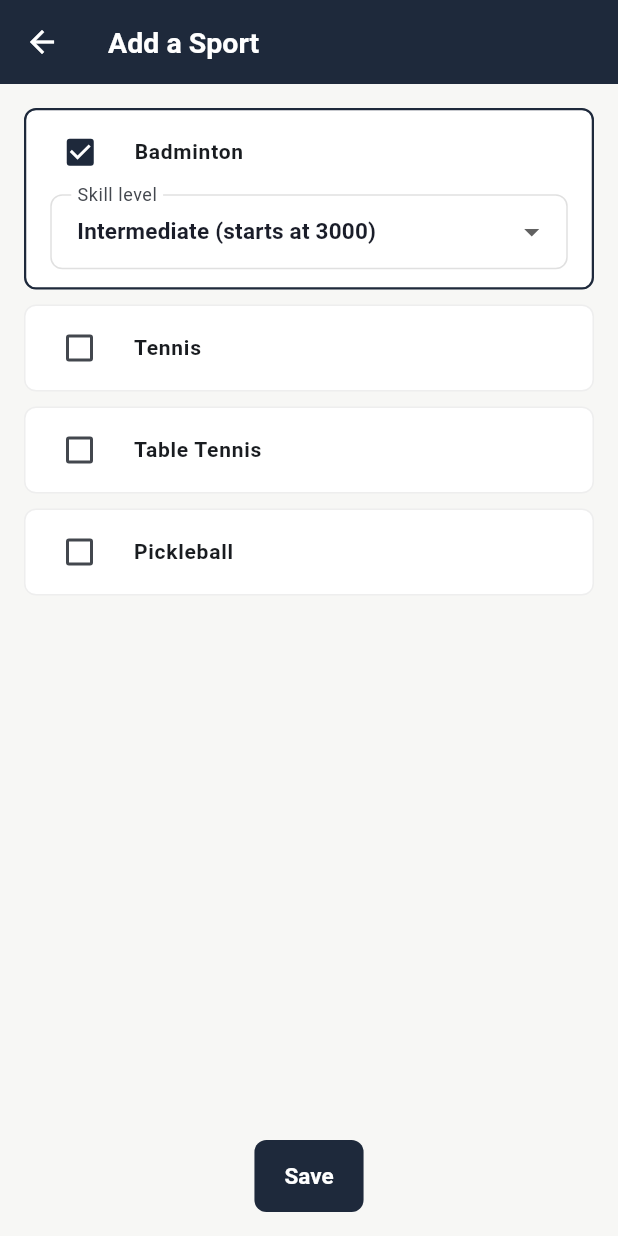
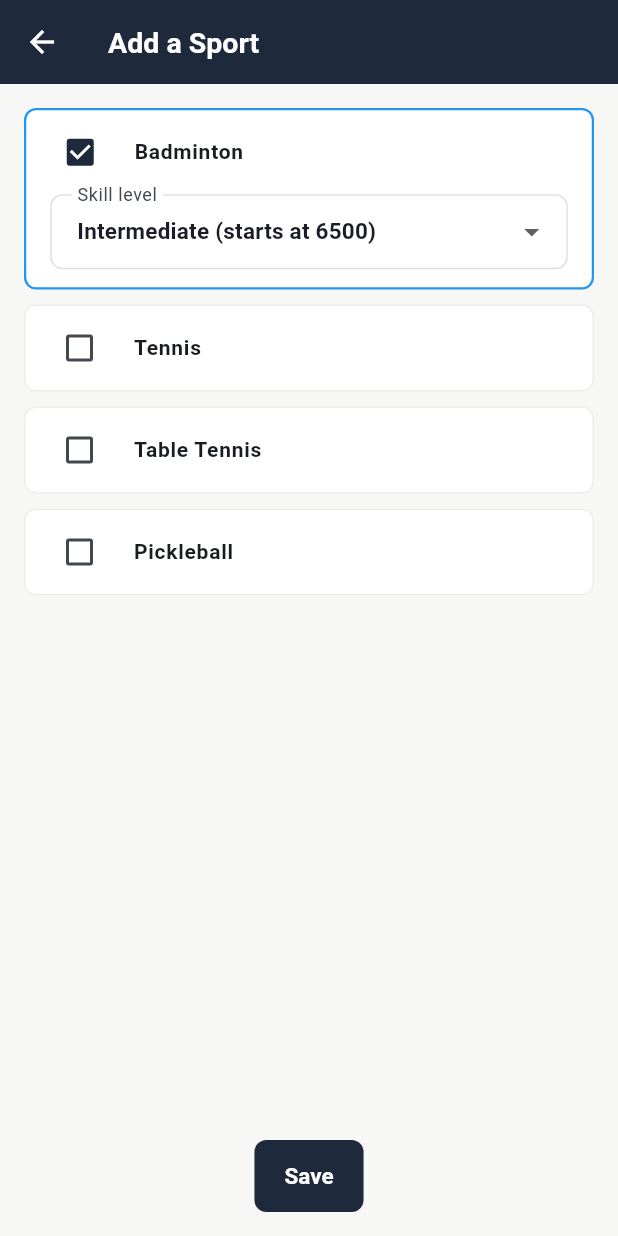
Before and after one commit to PranavRammohan/sports-tournament-app, a Flutter app: the AddSportScreen screen opened directly with empty values, after a tap on "Badminton", on a phone screen of 412 x 824 dp. Run offline on Flutter 3.47's test engine with Material 3 defaults, Android fonts, the phone set to English and light mode, and no system bars; our stand-ins replace image_picker, shared_preferences; accounts and stored records are empty.

Commit message:
Recalibrate rating engines for new granular skill levels, add academy name and host visibility

```diff
--- a/mobile/lib/screens/add_sport_screen.dart
+++ b/mobile/lib/screens/add_sport_screen.dart
@@ -3,42 +3,48 @@ import 'dart:convert';
 import 'package:flutter/material.dart';
 import 'package:http/http.dart' as http;
 import 'package:shared_preferences/shared_preferences.dart';
-import '../main.dart';
 import '../config.dart';
 
-const Map<String, Map<String, num>> startingRatings = {
+const Map<String, Map<String, num>> sportLevels = {
   'Badminton': {
-    'Beginner': 1500,
-    'Intermediate': 3000,
-    'Advanced': 5000,
-    'Expert': 7000,
+    'beginner': 6000,
+    'intermediate': 6500,
+    'higher intermediate': 7000,
+    'advanced': 7500,
+    'pro': 8500,
   },
   'Tennis': {
-    'Beginner': 2.5,
-    'Intermediate': 5.0,
-    'Advanced': 8.5,
-    'Expert': 12.0,
+    'beginner': 2.5,
+    'lower intermediate': 4.5,
+    'intermediate': 6.5,
+    'intermediate advanced': 8.5,
+    'advanced': 10.5,
+    'pro': 13,
   },
   'Table Tennis': {
-    'Beginner': 800,
-    'Intermediate': 1200,
-    'Advanced': 1600,
-    'Expert': 2000,
+    'beginner': 1000,
+    'early intermediate': 1400,
+    'intermediate': 1600,
+    'higher intermediate': 1800,
+    'advanced': 2200,
+    'pro': 2500,
   },
   'Pickleball': {
-    'Beginner': 2.5,
-    'Intermediate': 3.5,
-    'Advanced': 5.0,
-    'Expert': 6.5,
+    'beginner': 2.5,
+    'intermediate': 3.5,
+    'mid-intermediate': 4,
+    'advanced': 5,
+    'pro': 7,
   },
 };
 
-const List<String> skillLevels = [
-  'Beginner',
-  'Intermediate',
-  'Advanced',
-  'Expert',
-];
+String _capitalizeLevel(String level) {
+  return level
+      .split(' ')
+      .map((w) => w.isEmpty ? w : w[0].toUpperCase() + w.substring(1))
+      .join(' ');
+}
+
 const List<String> allSports = [
   'Badminton',
   'Tennis',
@@ -74,14 +80,14 @@ class _AddSportScreenState extends State<AddSportScreen> {
         _skillLevels.remove(sport);
       } else {
         _selectedSports.add(sport);
-        _skillLevels[sport] = 'Intermediate';
+        _skillLevels[sport] = 'intermediate';
       }
     });
   }
 
   String _levelLabel(String sport, String level) {
-    final rating = startingRatings[sport]?[level];
-    return '$level (starts at $rating)';
+    final rating = sportLevels[sport]?[level];
+    return '${_capitalizeLevel(level)} (starts at $rating)';
   }
 
   Future<void> _handleSave() async {
@@ -99,7 +105,7 @@ class _AddSportScreenState extends State<AddSportScreen> {
       final sportsPayload = _selectedSports.map((sport) {
         return {
           'sport': sport.toLowerCase().replaceAll(' ', '_'),
-          'level': _skillLevels[sport]!.toLowerCase(),
+          'level': _skillLevels[sport]!,
         };
       }).toList();
 
@@ -172,6 +178,7 @@ class _AddSportScreenState extends State<AddSportScreen> {
                     padding: const EdgeInsets.all(16),
                     children: available.map((sport) {
                       final isSelected = _selectedSports.contains(sport);
+                      final levels = sportLevels[sport]!.keys.toList();
                       return Container(
                         margin: const EdgeInsets.only(bottom: 10),
                         decoration: BoxDecoration(
@@ -179,7 +186,7 @@ class _AddSportScreenState extends State<AddSportScreen> {
                           borderRadius: BorderRadius.circular(8),
                           border: Border.all(
                             color: isSelected
-                                ? AppColors.primary
+                                ? Colors.blue
                                 : Colors.grey.shade200,
                             width: isSelected ? 1.5 : 1,
                           ),
@@ -212,7 +219,7 @@ class _AddSportScreenState extends State<AddSportScreen> {
                                     labelText: 'Skill level',
                                     isDense: true,
                                   ),
-                                  items: skillLevels
+                                  items: levels
                                       .map(
                                         (level) => DropdownMenuItem(
                                           value: level,
--- a/mobile/lib/screens/select_sports_screen.dart
+++ b/mobile/lib/screens/select_sports_screen.dart
@@ -7,39 +7,48 @@ import '../main.dart';
 import '../config.dart';
 import '../widgets/sport_icon.dart';
 
-const Map<String, Map<String, num>> startingRatings = {
+// Skill levels shown per sport, in display order. The key is what gets sent
+// to the backend (must match STARTING_RATINGS in sportsRoutes.js exactly),
+// the value is the label shown to the user alongside its starting rating.
+const Map<String, Map<String, num>> sportLevels = {
   'Badminton': {
-    'Beginner': 1500,
-    'Intermediate': 3000,
-    'Advanced': 5000,
-    'Expert': 7000,
+    'beginner': 6000,
+    'intermediate': 6500,
+    'higher intermediate': 7000,
+    'advanced': 7500,
+    'pro': 8500,
   },
   'Tennis': {
-    'Beginner': 2.5,
-    'Intermediate': 5.0,
-    'Advanced': 8.5,
-    'Expert': 12.0,
+    'beginner': 2.5,
+    'lower intermediate': 4.5,
+    'intermediate': 6.5,
+    'intermediate advanced': 8.5,
+    'advanced': 10.5,
+    'pro': 13,
   },
   'Table Tennis': {
-    'Beginner': 800,
-    'Intermediate': 1200,
-    'Advanced': 1600,
-    'Expert': 2000,
+    'beginner': 1000,
+    'early intermediate': 1400,
+    'intermediate': 1600,
+    'higher intermediate': 1800,
+    'advanced': 2200,
+    'pro': 2500,
   },
   'Pickleball': {
-    'Beginner': 2.5,
-    'Intermediate': 3.5,
-    'Advanced': 5.0,
-    'Expert': 6.5,
+    'beginner': 2.5,
+    'intermediate': 3.5,
+    'mid-intermediate': 4,
+    'advanced': 5,
+    'pro': 7,
   },
 };
 
-const List<String> skillLevels = [
-  'Beginner',
-  'Intermediate',
-  'Advanced',
-  'Expert',
-];
+String _capitalizeLevel(String level) {
+  return level
+      .split(' ')
+      .map((w) => w.isEmpty ? w : w[0].toUpperCase() + w.substring(1))
+      .join(' ');
+}
 
 class SelectSportsScreen extends StatefulWidget {
   const SelectSportsScreen({super.key});
@@ -67,14 +76,14 @@ class _SelectSportsScreenState extends State<SelectSportsScreen> {
         _skillLevels.remove(sport);
       } else {
         _selectedSports.add(sport);
-        _skillLevels[sport] = 'Intermediate';
+        _skillLevels[sport] = 'intermediate';
       }
     });
   }
 
   String _levelLabel(String sport, String level) {
-    final rating = startingRatings[sport]?[level];
-    return '$level (starts at $rating)';
+    final rating = sportLevels[sport]?[level];
+    return '${_capitalizeLevel(level)} (starts at $rating)';
   }
 
   Future<void> _handleContinue() async {
@@ -97,7 +106,7 @@ class _SelectSportsScreenState extends State<SelectSportsScreen> {
       final sportsPayload = _selectedSports.map((sport) {
         return {
           'sport': sport.toLowerCase().replaceAll(' ', '_'),
-          'level': _skillLevels[sport]!.toLowerCase(),
+          'level': _skillLevels[sport]!,
         };
       }).toList();
 
@@ -228,6 +237,7 @@ class _SelectSportsScreenState extends State<SelectSportsScreen> {
                 child: ListView(
                   padding: const EdgeInsets.symmetric(horizontal: 20),
                   children: _selectedSports.map((sport) {
+                    final levels = sportLevels[sport]!.keys.toList();
                     return Padding(
                       padding: const EdgeInsets.only(bottom: 10),
                       child: DropdownButtonFormField<String>(
@@ -236,7 +246,7 @@ class _SelectSportsScreenState extends State<SelectSportsScreen> {
                           labelText: '$sport level',
                           isDense: true,
                         ),
-                        items: skillLevels
+                        items: levels
                             .map(
                               (level) => DropdownMenuItem(
                                 value: level,
```
Also changed, not shown: mobile/lib/screens/create_league_screen.dart (+13 -1 lines), mobile/lib/screens/league_detail_screen.dart (+30 -2 lines), 4 other files.
